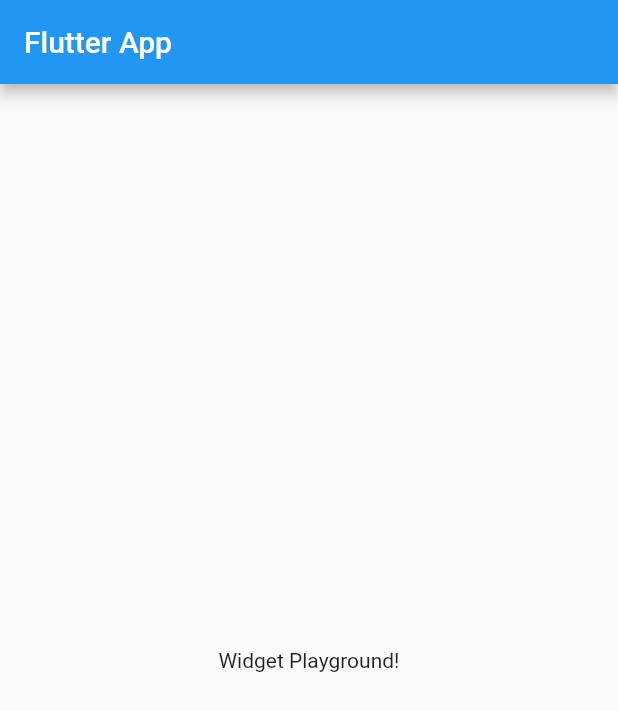
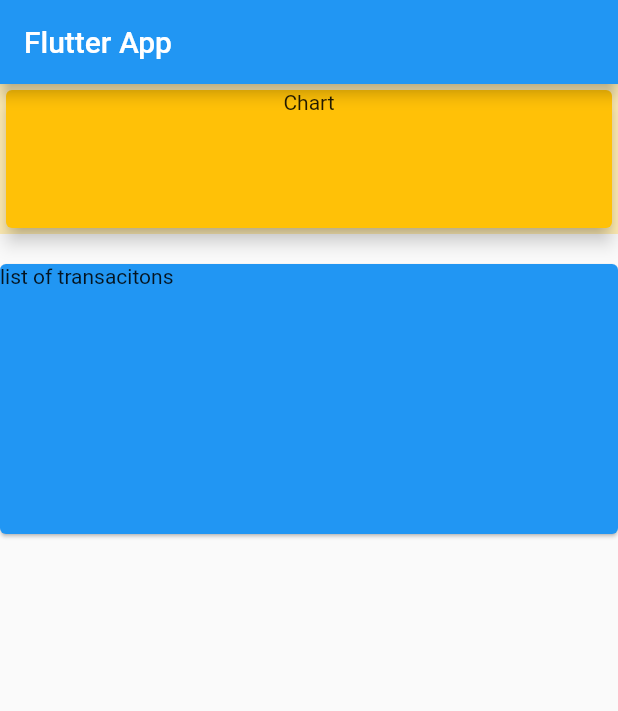
Before and after one commit to waelsta/learning_flutter, a Flutter app: the screen it shows after launch, on a phone screen of 412 x 824 dp. Shown: the top 711 px of the screen. Run offline on Flutter 3.47's test engine with Material 2 defaults, Android fonts, the phone set to English and light mode, and no system bars.

Commit message:
basic body layout

```diff
--- a/expenses_app/lib/main.dart
+++ b/expenses_app/lib/main.dart
@@ -19,8 +19,31 @@ class MyHomePage extends StatelessWidget {
       appBar: AppBar(
         title: Text('Flutter App'),
       ),
-      body: Center(
-        child: Text('Widget Playground!'),
+      body: Column(
+        children: <Widget>[
+          Container(
+            child: Card(
+              color: Colors.amber,
+              child: Text(
+                'Chart',
+                textAlign: TextAlign.center,
+              ),
+              elevation: 5,
+            ),
+            color: Colors.amber[100],
+            width: double.infinity,
+            height: 100,
+          ),
+          Container(
+            child: Card(
+              child: Text('list of transacitons'),
+              margin: EdgeInsets.only(top: 20),
+              color: Colors.blue,
+            ),
+            width: double.infinity,
+            height: 200,
+          )
+        ],
       ),
     );
   }
```
